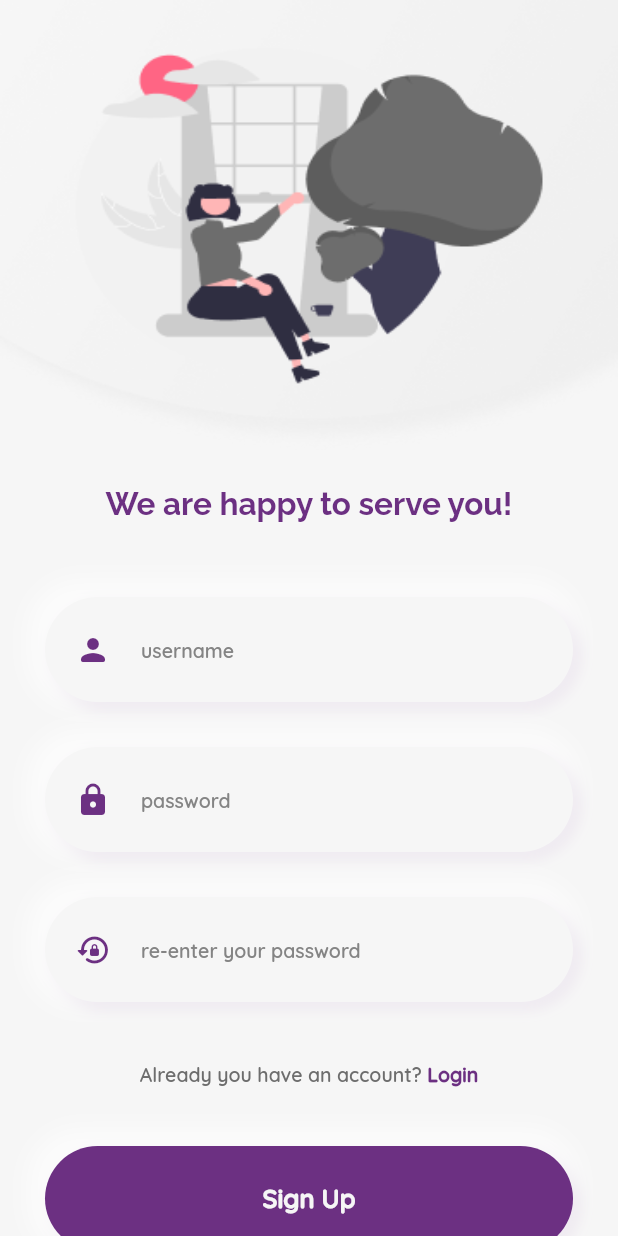
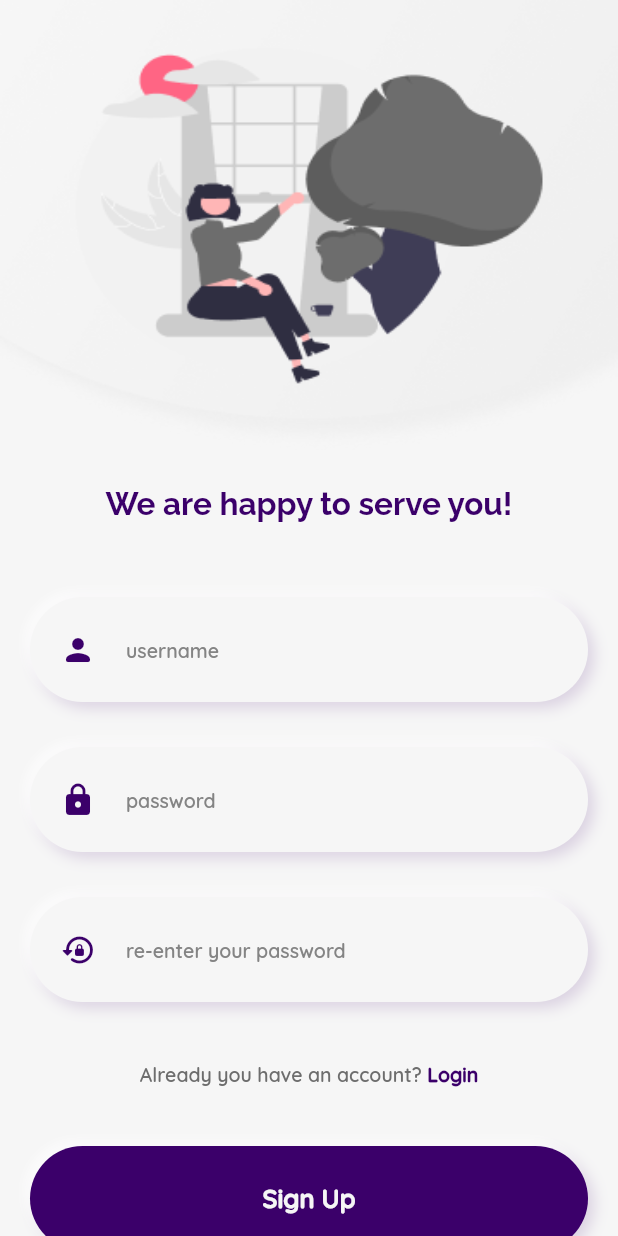
Before and after one commit to poorvasha/cloud-contacts, a Flutter app: the SignUpScreen screen opened directly, on a phone screen of 412 x 824 dp. Run offline on Flutter 3.47's test engine with Material 2 defaults, Android fonts, the phone set to English and light mode, and no system bars.

Commit message:
Change margin and add shadows in resource file

```diff
--- a/lib/utils/resources.dart
+++ b/lib/utils/resources.dart
@@ -4,7 +4,7 @@ import 'package:flutter/services.dart';
 import '../models/input_field_data.dart';
 
 class AppResources {
-  static var screenMargin = const EdgeInsets.fromLTRB(30, 60, 30, 60);
+  static var screenMargin = const EdgeInsets.fromLTRB(20, 30, 20, 30);
 }
 
 // #region Colors
@@ -13,7 +13,7 @@ class AppColors {
   static Color lightGrey = const Color(0xFFEFEFEF);
   static Color darkGrey = const Color(0xFF848484);
   static Color extraDarkGrey = const Color(0xFF6D6D6D);
-  static Color purple = const Color(0xFF6C3082);
+  static Color purple = const Color(0xFF3b006a);
   static Color linkBlue = const Color(0xFF0d99ff);
   static Color white = const Color(0xFfffffff);
 }
@@ -55,10 +55,54 @@ class AppShaddows {
         blurStyle: BlurStyle.normal),
     BoxShadow(
         color: AppColors.white.withOpacity(0.60),
-        spreadRadius: 8,
+        spreadRadius: 0,
+        offset: const Offset(-4, -4),
+        blurRadius: 4,
+        blurStyle: BlurStyle.normal)
+  ];
+  static List<BoxShadow> addButtonShadow = [
+    BoxShadow(
+        color: AppColors.purple.withOpacity(0.20),
+        spreadRadius: 0,
+        offset: const Offset(-4, -4),
+        blurRadius: 8,
+        blurStyle: BlurStyle.inner),
+    BoxShadow(
+        color: AppColors.white.withOpacity(0.70),
+        spreadRadius: 0,
+        offset: const Offset(4, 4),
+        blurRadius: 8,
+        blurStyle: BlurStyle.inner)
+  ];
+
+  static List<BoxShadow> addIconShadow = [
+    BoxShadow(
+        color: AppColors.purple.withOpacity(0.40),
+        spreadRadius: 0,
+        offset: const Offset(1, 1),
+        blurRadius: 2,
+        ),
+    BoxShadow(
+        color: AppColors.white.withOpacity(0.1),
+        spreadRadius: 0,
+        offset: const Offset(-1, -1),
+        blurRadius: 2,
+        )
+  ];
+
+  static List<BoxShadow> contactButtonShadow = [
+    BoxShadow(
+        color: AppColors.purple.withOpacity(0.15),
+        spreadRadius: 0,
+        offset: const Offset(4, 4),
+        blurRadius: 12,
+        blurStyle: BlurStyle.inner),
+    BoxShadow(
+        color: AppColors.white.withOpacity(0.50),
+        spreadRadius: 0,
         offset: const Offset(-4, -4),
         blurRadius: 12,
-        blurStyle: BlurStyle.normal)
+        blurStyle: BlurStyle.inner)
   ];
 }
 // #endregion
```
